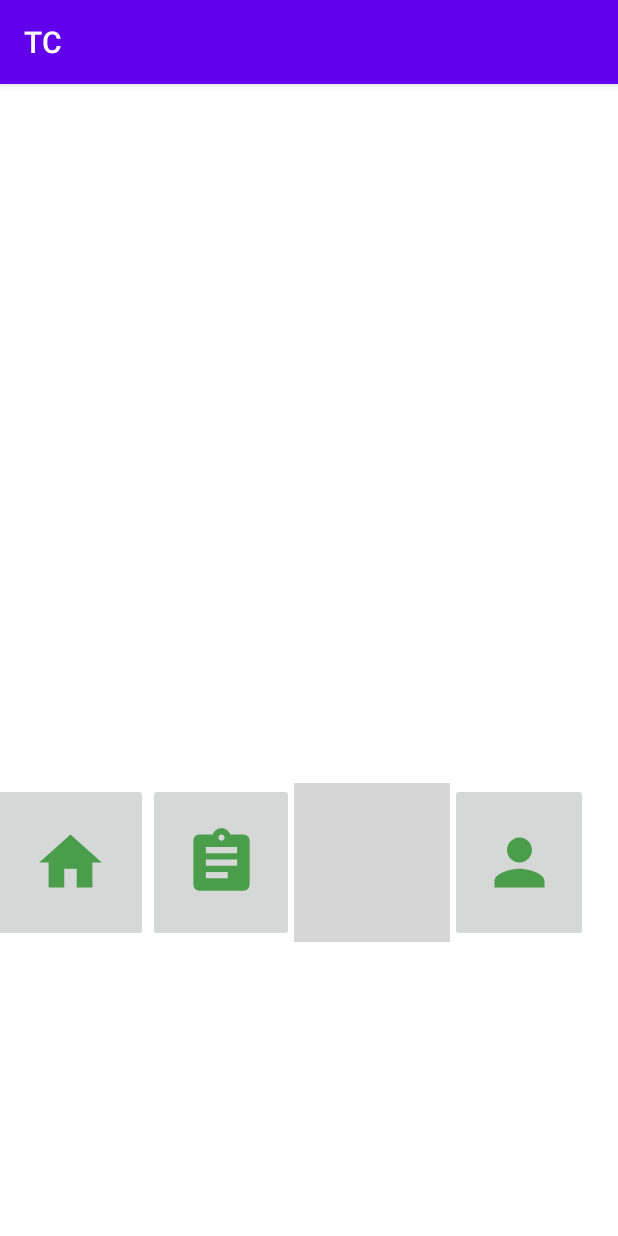
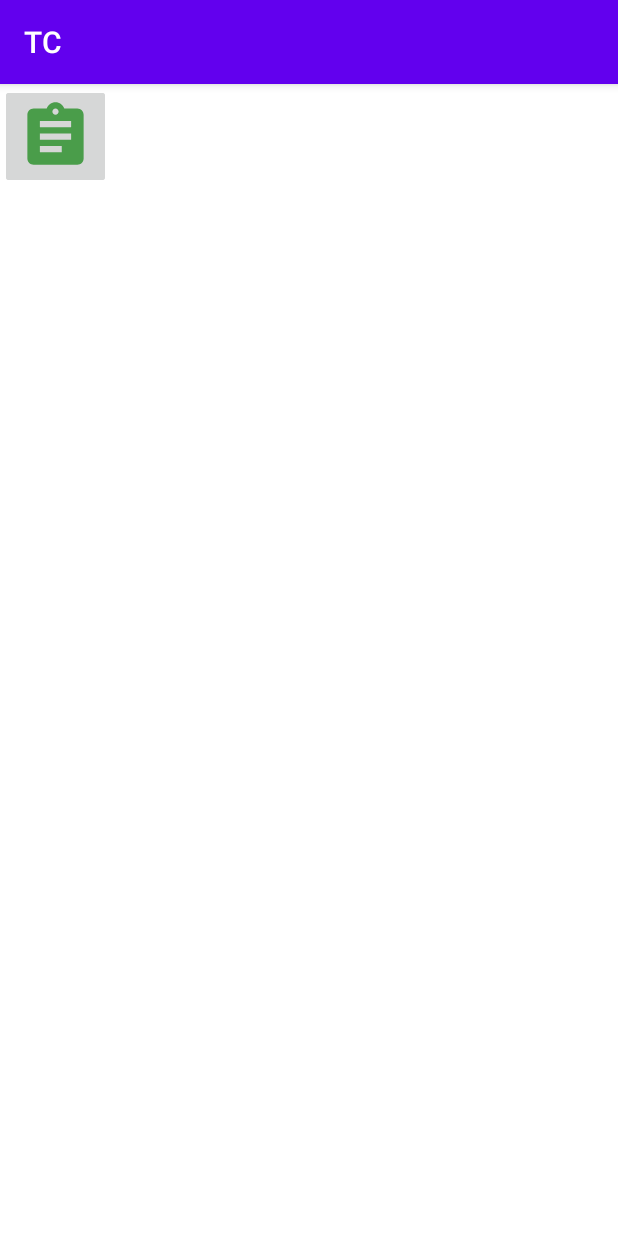
Before and after one commit to Sujeet-Kumar0/IServeU_Workshop, an Android app: the Home screen opened directly, with no data from a screen before it, on a phone screen of 412 x 824 dp. Run offline under Robolectric (Android 15) with nearby library versions, the phone set to English and light mode, and no system bars; grey boxes are pictures that could not be loaded.

Commit message:
home commit 3

```diff
--- a/app/src/main/res/layout/activity_home.xml
+++ b/app/src/main/res/layout/activity_home.xml
@@ -6,40 +6,19 @@
     android:layout_height="match_parent"
     tools:context=".Home">
 
-    <LinearLayout
-        android:layout_width="418dp"
-        android:layout_height="106dp"
-        android:layout_marginBottom="196dp"
-        android:orientation="horizontal"
-        app:layout_constraintBottom_toBottomOf="parent"
-        app:layout_constraintEnd_toEndOf="parent"
-        app:layout_constraintHorizontal_bias="1.0"
-        app:layout_constraintStart_toStartOf="parent">
+    <ImageButton
+        android:id="@+id/imageButton7"
+        android:layout_width="wrap_content"
+        android:layout_height="wrap_content"
+        app:srcCompat="@drawable/ic_baseline_home_24"
+        tools:layout_editor_absoluteX="29dp"
+        tools:layout_editor_absoluteY="634dp" />
 
-        <ImageButton
-            android:id="@+id/imageButton2"
-            android:layout_width="104dp"
-            android:layout_height="match_parent"
-            app:srcCompat="@drawable/ic_baseline_home_24" />
-
-        <ImageButton
-            android:id="@+id/imageButton3"
-            android:layout_width="97dp"
-            android:layout_height="match_parent"
-            app:srcCompat="@drawable/ic_baseline_assignment_24" />
-
-        <ImageButton
-            android:id="@+id/imageButton5"
-            android:layout_width="104dp"
-            android:layout_height="match_parent"
-            app:srcCompat="@drawable/ic_baseline_bar_chart_24" />
-
-        <ImageButton
-            android:id="@+id/imageButton6"
-            android:layout_width="92dp"
-            android:layout_height="match_parent"
-            app:srcCompat="@drawable/ic_baseline_person_24" />
-
-    </LinearLayout>
-
+    <ImageButton
+        android:id="@+id/imageButton8"
+        android:layout_width="wrap_content"
+        android:layout_height="wrap_content"
+        app:srcCompat="@drawable/ic_baseline_assignment_24"
+        tools:layout_editor_absoluteX="120dp"
+        tools:layout_editor_absoluteY="634dp" />
 </androidx.constraintlayout.widget.ConstraintLayout>
```
